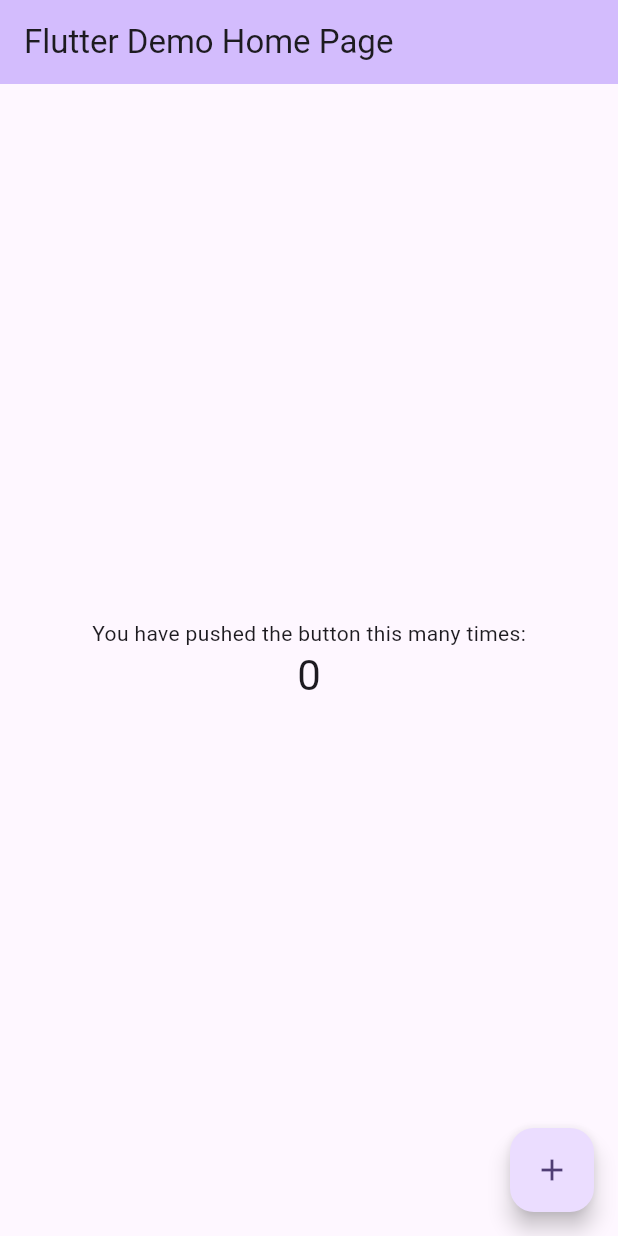
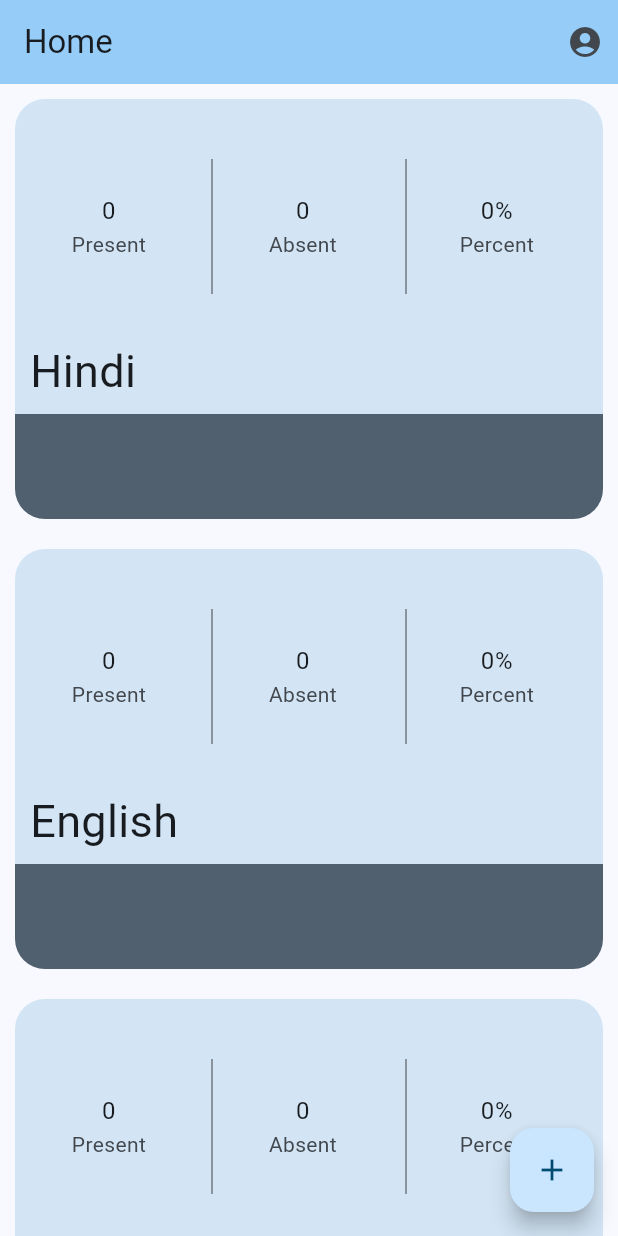
Before and after one commit to fine2006/attendance_app_with_sync, a Flutter app: the screen it shows after launch, on a phone screen of 412 x 824 dp. Run offline on Flutter 3.47's test engine with Material 3 defaults, Android fonts, the phone set to English and light mode, and no system bars; drawn by our look-alikes of dynamic_color.

Commit message:
Barebones UI work

```diff
--- /dev/null
+++ b/lib/app.dart
@@ -0,0 +1,130 @@
+import 'package:flutter/material.dart';
+import 'package:attendance_app_with_sync/components/subject_viewer.dart';
+import 'package:dynamic_color/dynamic_color.dart';
+
+class MyApp extends StatelessWidget {
+  const MyApp({super.key});
+
+  // This widget is the root of your application.
+  @override
+  Widget build(BuildContext context) {
+    return DynamicColorBuilder(
+      builder: (lightColorScheme, darkColorScheme) {
+        return MaterialApp(
+          title: 'Attendance Tracker',
+          theme: ThemeData.from(
+            colorScheme:
+                lightColorScheme ??
+                ColorScheme.fromSeed(seedColor: Colors.lightBlue),
+          ),
+          darkTheme: ThemeData.from(
+            colorScheme:
+                darkColorScheme ??
+                ColorScheme.fromSeed(
+                  seedColor: Colors.lightBlue,
+                  brightness: Brightness.dark,
+                ),
+          ),
+          themeMode: ThemeMode.system,
+          home: const MyHomePage(title: 'Home'),
+        );
+      },
+    );
+  }
+}
+
+class MyHomePage extends StatefulWidget {
+  const MyHomePage({super.key, required this.title});
+
+  // This widget is the home page of your application. It is stateful, meaning
+  // that it has a State object (defined below) that contains fields that affect
+  // how it looks.
+
+  // This class is the configuration for the state. It holds the values (in this
+  // case the title) provided by the parent (in this case the App widget) and
+  // used by the build method of the State. Fields in a Widget subclass are
+  // always marked "final".
+
+  final String title;
+
+  @override
+  State<MyHomePage> createState() => _MyHomePageState();
+}
+
+class _MyHomePageState extends State<MyHomePage> {
+  @override
+  Widget build(BuildContext context) {
+    ColorScheme theme = Theme.of(context).colorScheme;
+    const subjects = <String>[
+      "Hindi",
+      "English",
+      "Maths",
+      "Science",
+      "Social Science",
+    ];
+    // This method is rerun every time setState is called, for instance as done
+    // by the _incrementCounter method above.
+    //
+    // The Flutter framework has been optimized to make rerunning build methods
+    // fast, so that you can just rebuild anything that needs updating rather
+    // than having to individually change instances of widgets.
+    return Scaffold(
+      appBar: AppBar(
+        // TRY THIS: Try changing the color here to a specific color (to
+        // Colors.amber, perhaps?) and trigger a hot reload to see the AppBar
+        // change color while the other colors stay the same.
+        backgroundColor: theme.inversePrimary,
+        // Here we take the value from the MyHomePage object that was created by
+        // the App.build method, and use it to set our appbar title.
+        title: Text(widget.title),
+        actions: [Icon(Icons.account_circle)],
+        actionsPadding: EdgeInsetsGeometry.all(10),
+      ),
+      body: LayoutBuilder(
+        builder: (context, constraints) {
+          int columns = (constraints.maxWidth / 300).floor();
+          if (columns == 0) columns = 1;
+          return subjects.isEmpty
+              ? Center(
+                child: Column(
+                  crossAxisAlignment: CrossAxisAlignment.center,
+                  mainAxisAlignment: MainAxisAlignment.center,
+                  children: [
+                    Icon(
+                      Icons.add_circle,
+                      size: 250,
+                      color: theme.onInverseSurface,
+                    ),
+                    Text(
+                      "Add a subject",
+                      style: TextStyle(
+                        fontSize: 50,
+                        color: theme.onInverseSurface,
+                      ),
+                    ),
+                  ],
+                ),
+              )
+              : ListView.builder(
+                itemCount: 20,
+                itemExtent: 300,
+                shrinkWrap: false,
+                physics: BouncingScrollPhysics(),
+                itemBuilder: (context, index) {
+                  return SubjectViewer(
+                    subject: subjects[index % 5],
+                    bgColor: theme.secondaryContainer,
+                    borderColor: theme.secondary,
+                  );
+                },
+              );
+        },
+      ),
+      floatingActionButton: FloatingActionButton(
+        onPressed: () {},
+        tooltip: 'Increment',
+        child: const Icon(Icons.add),
+      ), // This trailing comma makes auto-formatting nicer for build methods.
+    );
+  }
+}
--- /dev/null
+++ b/lib/components/subject_viewer.dart
@@ -0,0 +1,86 @@
+import 'package:flutter/material.dart';
+
+class SubjectViewer extends StatelessWidget {
+  final String subject;
+  final Color? bgColor;
+  final Color borderColor;
+  const SubjectViewer({
+    super.key,
+    required this.subject,
+    this.bgColor,
+    required this.borderColor,
+  });
+
+  @override
+  Widget build(BuildContext context) {
+    ColorScheme theme = Theme.of(context).colorScheme;
+    return GestureDetector(
+      onTap: () {
+        print("$subject tapped");
+      },
+      child: Container(
+        margin: EdgeInsetsGeometry.all(10),
+        decoration: BoxDecoration(
+          color: bgColor,
+          border: BoxBorder.fromLTRB(
+            bottom: BorderSide(
+              color: borderColor,
+              width: 70,
+              style: BorderStyle.solid,
+            ),
+          ),
+          borderRadius: BorderRadiusGeometry.circular(20),
+        ),
+        padding: EdgeInsetsGeometry.all(10),
+        child: Column(
+          mainAxisAlignment: MainAxisAlignment.spaceBetween,
+          crossAxisAlignment: CrossAxisAlignment.stretch,
+          children: [
+            SizedBox(
+              height: 150,
+              child: Row(
+                mainAxisAlignment: MainAxisAlignment.spaceBetween,
+                children: [
+                  Expanded(
+                    child: ListTile(
+                      subtitle: Text("Present", textAlign: TextAlign.center),
+                      title: Text("0", textAlign: TextAlign.center),
+                    ),
+                  ),
+                  VerticalDivider(
+                    color: theme.outline,
+                    indent: 30,
+                    endIndent: 30,
+                  ),
+                  Expanded(
+                    child: ListTile(
+                      subtitle: Text("Absent", textAlign: TextAlign.center),
+                      title: Text("0", textAlign: TextAlign.center),
+                    ),
+                  ),
+                  VerticalDivider(
+                    color: theme.outline,
+                    indent: 30,
+                    endIndent: 30,
+                  ),
+                  Expanded(
+                    child: ListTile(
+                      subtitle: Text("Percent", textAlign: TextAlign.center),
+                      title: Text("0%", textAlign: TextAlign.center),
+                    ),
+                  ),
+                ],
+              ),
+            ),
+            Text(
+              subject,
+              style: TextStyle(fontSize: 30),
+              textAlign: TextAlign.start,
+              softWrap: true,
+            ),
+          ],
+        ),
+      ),
+    );
+  }
+}
--- a/lib/main.dart
+++ b/lib/main.dart
@@ -1,122 +1,6 @@
 import 'package:flutter/material.dart';
+import 'package:attendance_app_with_sync/app.dart';
 
 void main() {
   runApp(const MyApp());
 }
-
-class MyApp extends StatelessWidget {
-  const MyApp({super.key});
-
-  // This widget is the root of your application.
-  @override
-  Widget build(BuildContext context) {
-    return MaterialApp(
-      title: 'Flutter Demo',
-      theme: ThemeData(
-        // This is the theme of your application.
-        //
-        // TRY THIS: Try running your application with "flutter run". You'll see
-        // the application has a purple toolbar. Then, without quitting the app,
-        // try changing the seedColor in the colorScheme below to Colors.green
-        // and then invoke "hot reload" (save your changes or press the "hot
-        // reload" button in a Flutter-supported IDE, or press "r" if you used
-        // the command line to start the app).
-        //
-        // Notice that the counter didn't reset back to zero; the application
-        // state is not lost during the reload. To reset the state, use hot
-        // restart instead.
-        //
-        // This works for code too, not just values: Most code changes can be
-        // tested with just a hot reload.
-        colorScheme: ColorScheme.fromSeed(seedColor: Colors.deepPurple),
-      ),
-      home: const MyHomePage(title: 'Flutter Demo Home Page'),
-    );
-  }
-}
-
-class MyHomePage extends StatefulWidget {
-  const MyHomePage({super.key, required this.title});
-
-  // This widget is the home page of your application. It is stateful, meaning
-  // that it has a State object (defined below) that contains fields that affect
-  // how it looks.
-
-  // This class is the configuration for the state. It holds the values (in this
-  // case the title) provided by the parent (in this case the App widget) and
-  // used by the build method of the State. Fields in a Widget subclass are
-  // always marked "final".
-
-  final String title;
-
-  @override
-  State<MyHomePage> createState() => _MyHomePageState();
-}
-
-class _MyHomePageState extends State<MyHomePage> {
-  int _counter = 0;
-
-  void _incrementCounter() {
-    setState(() {
-      // This call to setState tells the Flutter framework that something has
-      // changed in this State, which causes it to rerun the build method below
-      // so that the display can reflect the updated values. If we changed
-      // _counter without calling setState(), then the build method would not be
-      // called again, and so nothing would appear to happen.
-      _counter++;
-    });
-  }
-
-  @override
-  Widget build(BuildContext context) {
-    // This method is rerun every time setState is called, for instance as done
-    // by the _incrementCounter method above.
-    //
-    // The Flutter framework has been optimized to make rerunning build methods
-    // fast, so that you can just rebuild anything that needs updating rather
-    // than having to individually change instances of widgets.
-    return Scaffold(
-      appBar: AppBar(
-        // TRY THIS: Try changing the color here to a specific color (to
-        // Colors.amber, perhaps?) and trigger a hot reload to see the AppBar
-        // change color while the other colors stay the same.
-        backgroundColor: Theme.of(context).colorScheme.inversePrimary,
-        // Here we take the value from the MyHomePage object that was created by
-        // the App.build method, and use it to set our appbar title.
-        title: Text(widget.title),
-      ),
-      body: Center(
-        // Center is a layout widget. It takes a single child and positions it
-        // in the middle of the parent.
-        child: Column(
-          // Column is also a layout widget. It takes a list of children and
-          // arranges them vertically. By default, it sizes itself to fit its
-          // children horizontally, and tries to be as tall as its parent.
-          //
-          // Column has various properties to control how it sizes itself and
-          // how it positions its children. Here we use mainAxisAlignment to
-          // center the children vertically; the main axis here is the vertical
-          // axis because Columns are vertical (the cross axis would be
-          // horizontal).
-          //
-          // TRY THIS: Invoke "debug painting" (choose the "Toggle Debug Paint"
-          // action in the IDE, or press "p" in the console), to see the
-          // wireframe for each widget.
-          mainAxisAlignment: MainAxisAlignment.center,
-          children: <Widget>[
-            const Text('You have pushed the button this many times:'),
-            Text(
-              '$_counter',
-              style: Theme.of(context).textTheme.headlineMedium,
-            ),
-          ],
-        ),
-      ),
-      floatingActionButton: FloatingActionButton(
-        onPressed: _incrementCounter,
-        tooltip: 'Increment',
-        child: const Icon(Icons.add),
-      ), // This trailing comma makes auto-formatting nicer for build methods.
-    );
-  }
-}
--- a/pubspec.yaml
+++ b/pubspec.yaml
@@ -1,8 +1,8 @@
 name: attendance_app_with_sync
-description: "A new Flutter project."
+description: "A personal attendance tracking app with google account sync."
 # The following line prevents the package from being accidentally published to
 # pub.dev using `flutter pub publish`. This is preferred for private packages.
-publish_to: 'none' # Remove this line if you wish to publish to pub.dev
+publish_to: "none" # Remove this line if you wish to publish to pub.dev
 
 # The following defines the version and build number for your application.
 # A version number is three numbers separated by dots, like 1.2.43
@@ -34,6 +34,7 @@ dependencies:
   # The following adds the Cupertino Icons font to your application.
   # Use with the CupertinoIcons class for iOS style icons.
   cupertino_icons: ^1.0.8
+  dynamic_color: ^1.7.0
 
 dev_dependencies:
   flutter_test:
@@ -51,7 +52,6 @@ dev_dependencies:
 
 # The following section is specific to Flutter packages.
 flutter:
-
   # The following line ensures that the Material Icons font is
   # included with your application, so that you can use the icons in
   # the material Icons class.
```
